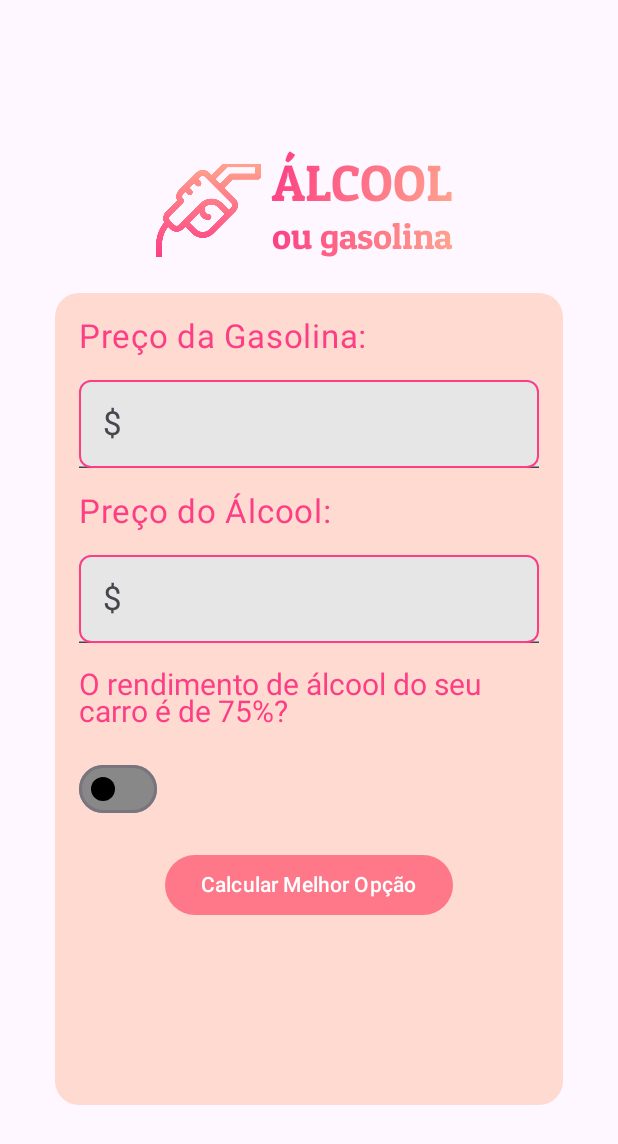
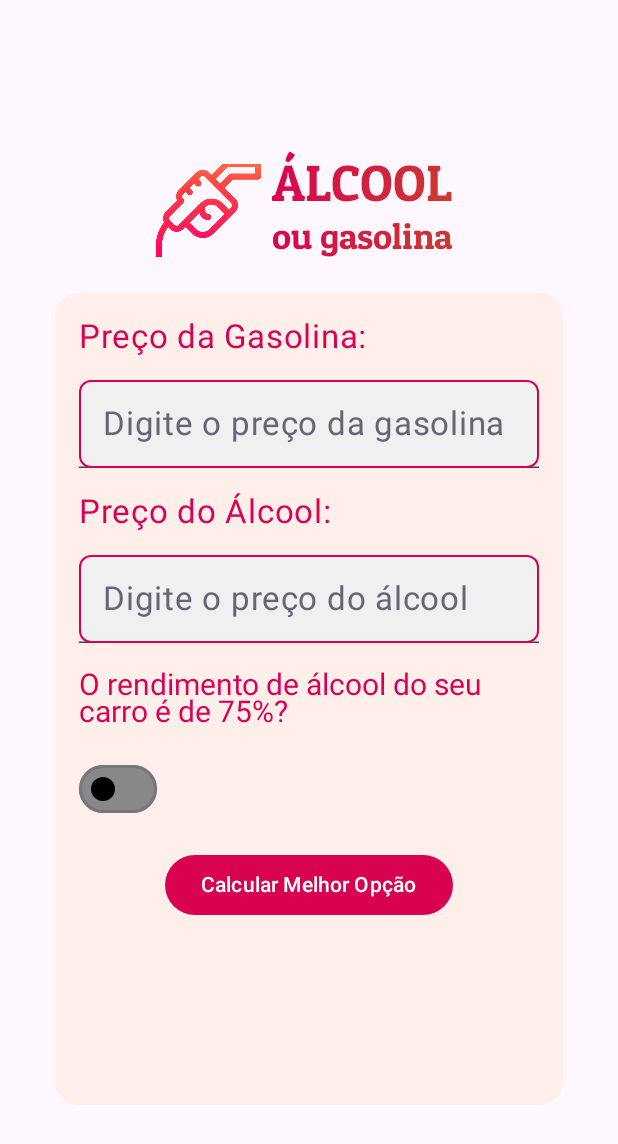
Before and after one commit to biankacosta/alcool-or-gasoline-extended, an Android app built with Jetpack Compose: the screen it shows after launch (MainActivity), on a phone screen of 412 x 824 dp. Shown: the top 1144 px of the screen. Run offline under Robolectric (Android 15) with nearby library versions, the light colour scheme and no system bars.

Commit message:
Novo Alcool ou Gasolina

```diff
--- a/app/src/main/java/com/example/alcoolougasolina/MainActivity.kt
+++ b/app/src/main/java/com/example/alcoolougasolina/MainActivity.kt
@@ -8,6 +8,7 @@ import androidx.activity.enableEdgeToEdge
 import androidx.compose.foundation.Image
 import androidx.compose.foundation.background
 import androidx.compose.foundation.border
+import androidx.compose.foundation.isSystemInDarkTheme
 import androidx.compose.foundation.layout.Arrangement
 import androidx.compose.foundation.layout.Column
 import androidx.compose.foundation.layout.Row
@@ -107,12 +108,32 @@ suspend fun getSwitchState(context: Context): Boolean {
         .first()
 }
 
+@Composable
+fun ThemedImage() {
+    val isDarkTheme = isSystemInDarkTheme()
+    val imageRes = if (isDarkTheme) {
+        R.drawable.bomba_de_combustivel_light // Imagem para tema escuro
+    } else {
+        R.drawable.bomba_de_combustivel_dark // Imagem para tema claro
+    }
+
+    Image(
+        painter = painterResource(id = imageRes),
+        contentDescription = "Bomba de Gasolina",
+        modifier = Modifier
+            .size(70.dp)
+            .padding(bottom = 8.dp),
+        contentScale = ContentScale.Crop
+    )
+}
+
 
 @Composable
 fun Screen(modifier: Modifier = Modifier, context: Context? = null)
     {
     val secondaryColor = MaterialTheme.colorScheme.secondary
     val tertiaryColor = MaterialTheme.colorScheme.tertiary
+    val primaryContainerColor = MaterialTheme.colorScheme.primaryContainer
 
     var gasolinePrice by rememberSaveable { mutableStateOf("") }
     var alcoholPrice by rememberSaveable { mutableStateOf("") }
@@ -135,15 +156,7 @@ fun Screen(modifier: Modifier = Modifier, context: Context? = null)
             horizontalArrangement = Arrangement.Center,
             verticalAlignment = Alignment.Bottom
         ) {
-            Image(
-                painter = painterResource(id = R.drawable.bomba_de_combustivel),
-                contentDescription = "Bomba de Gasolina",
-                modifier = Modifier
-                    .size(70.dp)
-                    .padding(bottom = 8.dp),
-                contentScale = ContentScale.Crop
-
-            )
+            ThemedImage()
             Column(
                 modifier = Modifier.padding(7.dp)
             ) {
@@ -151,7 +164,7 @@ fun Screen(modifier: Modifier = Modifier, context: Context? = null)
                     text = "ÁLCOOL",
                     style = MaterialTheme.typography.titleLarge.copy(
                         brush = Brush.linearGradient(
-                            colors = listOf(TruePink, LightPink)
+                            colors = listOf(MaterialTheme.colorScheme.secondaryContainer, MaterialTheme.colorScheme.tertiaryContainer)
                         )
                     )
                 )
@@ -160,7 +173,7 @@ fun Screen(modifier: Modifier = Modifier, context: Context? = null)
                     text = "ou gasolina",
                     style = MaterialTheme.typography.titleLarge.copy(
                         brush = Brush.linearGradient(
-                            colors = listOf(TruePink, LightPink)
+                            colors = listOf(MaterialTheme.colorScheme.secondaryContainer, MaterialTheme.colorScheme.tertiaryContainer)
                         ),
                         fontSize = 24.sp
                     )
@@ -187,10 +200,15 @@ fun Screen(modifier: Modifier = Modifier, context: Context? = null)
             TextField(
                 value = gasolinePrice,
                 onValueChange = { newText -> gasolinePrice = newText },
-                label = { Text("$") },
                 modifier = Modifier.fillMaxWidth().border(1.dp, tertiaryColor, RoundedCornerShape(8.dp)),
                 singleLine = true,
-                textStyle = TextStyle(color = tertiaryColor),
+                textStyle = TextStyle(color = MaterialTheme.colorScheme.primaryContainer),
+                placeholder = {
+                    Text(
+                        text = "Digite o preço da gasolina",
+                        color = Color(android.graphics.Color.parseColor("#696374"))
+                    )
+                },
                 colors = TextFieldDefaults.colors(
                     focusedContainerColor = LightGreen,
                     unfocusedContainerColor = LightGray,
@@ -206,13 +224,18 @@ fun Screen(modifier: Modifier = Modifier, context: Context? = null)
             TextField(
                 value = alcoholPrice,
                 onValueChange = { newText -> alcoholPrice = newText },
-                label = { Text("$") },
                 modifier = Modifier.fillMaxWidth().border(1.dp, tertiaryColor, RoundedCornerShape(8.dp)),
                 singleLine = true,
-                textStyle = TextStyle(color = tertiaryColor),
+                textStyle = TextStyle(color = MaterialTheme.colorScheme.primaryContainer),
+                placeholder = {
+                    Text(
+                        text = "Digite o preço do álcool",
+                        color = Color(android.graphics.Color.parseColor("#696374"))
+                    )
+                },
                 colors = TextFieldDefaults.colors(
                     focusedContainerColor = LightGreen,
-                    unfocusedContainerColor = LightGray
+                    unfocusedContainerColor = LightGray,
                 )
             )
 
@@ -252,7 +275,7 @@ fun Screen(modifier: Modifier = Modifier, context: Context? = null)
                         resultado = calculateBestChoice(gasolinePrice, alcoholPrice, percentage)
                     },
                     colors = ButtonDefaults.buttonColors(
-                        containerColor = MaterialTheme.colorScheme.primary,
+                        containerColor = MaterialTheme.colorScheme.primaryContainer,
                         contentColor = Color.White
                     )
                 ) {
--- a/app/src/main/java/com/example/alcoolougasolina/ui/theme/Color.kt
+++ b/app/src/main/java/com/example/alcoolougasolina/ui/theme/Color.kt
@@ -2,13 +2,17 @@ package com.example.alcoolougasolina.ui.theme
 
 import androidx.compose.ui.graphics.Color
 
-val Pink80 = Color(0xFFffdad1)
+val Pink80 = Color(0xFFFFEFEB)
 val CreamPink = Color(0xFFfe7889)
 
 val TruePink = Color(0xfffd3d84)
+val DarkPink = Color(0xffD90251)
 val LightPink = Color(0xffffa48d)
 
-val LightGreen = Color(0xffc1ffba)
+val Orange = Color(0xffCC3B2E)
 
-val LightGray = Color(0xffe6e6e6)
+val LightGreen = Color(0xffEEFFEB)
+
+val LightGray = Color(0xffF0F0F0)
+val MediumGray = Color(0xff696374)
 val Gray = Color(0xff242121)
--- a/app/src/main/java/com/example/alcoolougasolina/ui/theme/Theme.kt
+++ b/app/src/main/java/com/example/alcoolougasolina/ui/theme/Theme.kt
@@ -15,14 +15,19 @@ import androidx.compose.ui.platform.LocalContext
 private val DarkColorScheme = darkColorScheme(
     primary = TruePink,
     secondary = Gray,
-    tertiary = TruePink
+    tertiary = TruePink,
+    primaryContainer = DarkPink,
+    secondaryContainer = TruePink,
+    tertiaryContainer = LightPink
 )
 
 private val LightColorScheme = lightColorScheme(
     primary = CreamPink,
     secondary = Pink80,
-    tertiary = TruePink
-
+    tertiary = DarkPink,
+    primaryContainer = DarkPink,
+    secondaryContainer = DarkPink,
+    tertiaryContainer = Orange
     /* Other default colors to override
     background = Color(0xFFFFFBFE),
     surface = Color(0xFFFFFBFE),
```
Also changed, not shown: app/src/main/res/drawable/bomba_de_combustivel_dark.png (added), app/src/main/res/drawable/bomba_de_combustivel_light.png (renamed from app/src/main/res/drawable/bomba_de_combustivel.png).
